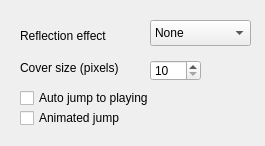
Above: playground/src/context/applets/coverbling/coverblingSettings.ui from KDE/amarok before the change. Below: the same form after it.
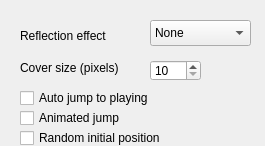
That is the form after the change.

Commit message: Added a random initial position option (it gets boring to see the same cover all the time)

Patch:
```diff
--- a/playground/src/context/applets/coverbling/coverblingSettings.ui
+++ b/playground/src/context/applets/coverbling/coverblingSettings.ui
@@ -103,6 +103,19 @@
     <string>Animated jump</string>
    </property>
   </widget>
+  <widget class="QCheckBox" name="randomPosChk">
+   <property name="geometry">
+    <rect>
+     <x>20</x>
+     <y>130</y>
+     <width>141</width>
+     <height>16</height>
+    </rect>
+   </property>
+   <property name="text">
+    <string>Random initial position</string>
+   </property>
+  </widget>
  </widget>
  <resources/>
  <connections/>
```
The commit also changes 2 other files.
